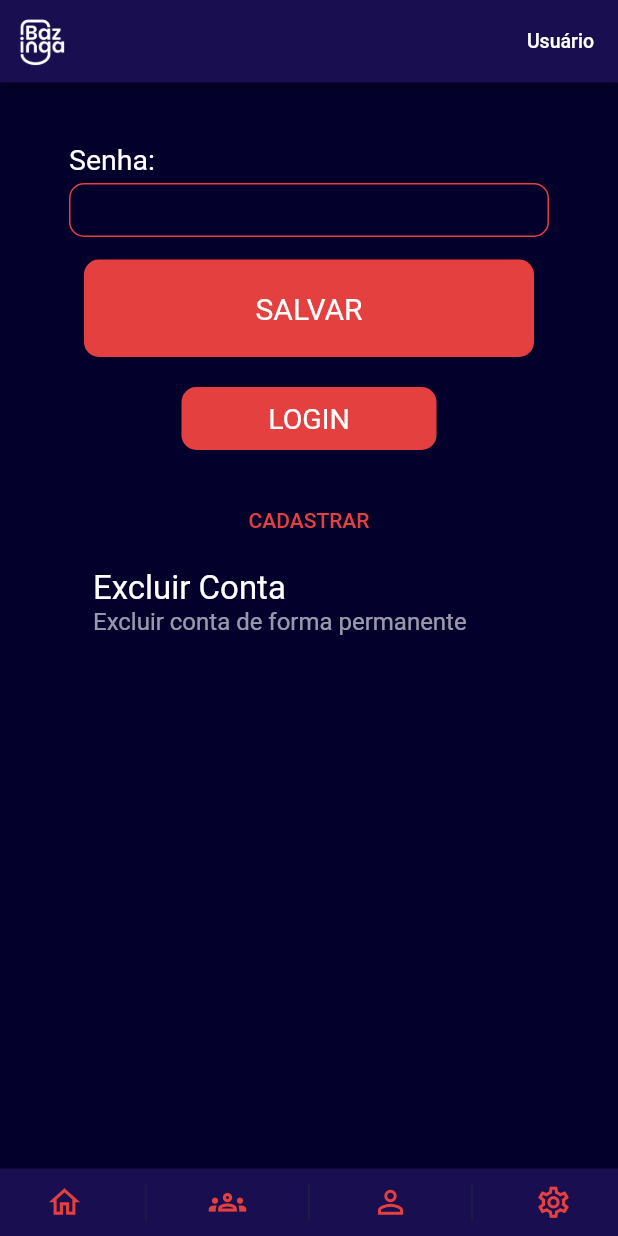
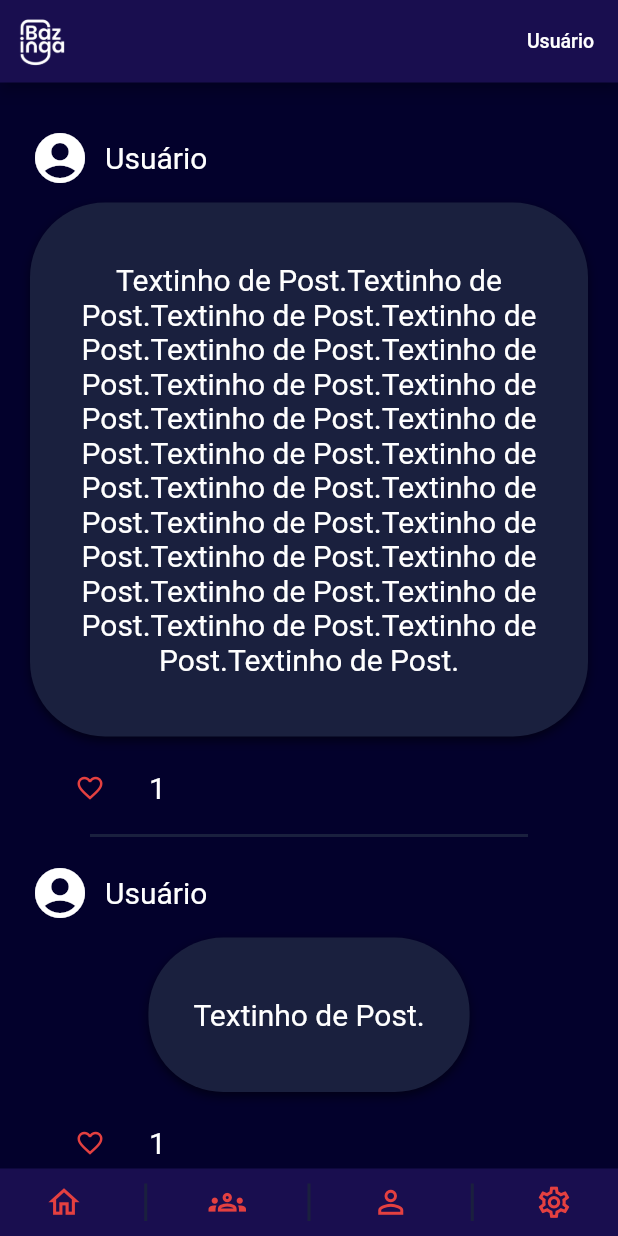
Before and after one commit to DaviNoronhaAlmeida/Bazinga, a Flutter app: the screen it shows after launch, after a tap on "LOGIN", on a phone screen of 412 x 824 dp. Run offline on Flutter 3.47's test engine with Material 2 defaults, Android fonts, the phone set to English and light mode, and no system bars; our stand-ins replace get.

Commit message:
feat: feed page

```diff
--- a/app/lib/main.dart
+++ b/app/lib/main.dart
@@ -1,5 +1,6 @@
 import 'package:app/view/screens/login_page.dart';
 import 'package:app/view/screens/register_page.dart';
+import 'package:app/view/screens/feed_page.dart';
 import 'package:app/view/screens/teste.dart';
 import 'package:flutter/material.dart';
 import 'package:get/get.dart';
@@ -25,6 +26,10 @@ class MyApp extends StatelessWidget {
           page: () => RegisterPage(),
         ),
         GetPage(
+          name: '/feed',
+          page: () => FeedPage(),
+        ),
+        GetPage(
           name: '/teste',
           page: () => TestPage(),
         ),
--- /dev/null
+++ b/app/lib/view/screens/feed_page.dart
@@ -0,0 +1,45 @@
+import 'package:app/view/widgets/custom_appbar.dart';
+import 'package:app/view/widgets/custom_navbar.dart';
+import 'package:app/view/widgets/custom_post.dart';
+import 'package:flutter/material.dart';
+import 'package:get/get.dart';
+import '../styles/app_colors.dart';
+
+class FeedPage extends StatelessWidget {
+  FeedPage({super.key});
+
+  final AppColors _appColors = Get.find();
+
+  @override
+  Widget build(BuildContext context) {
+    return Scaffold(
+      backgroundColor: _appColors.backgroundColor,
+      appBar: CustomAppBar(),
+      body: SingleChildScrollView(
+        padding: const EdgeInsets.all(20),
+        child: Column(
+          children: [
+            Container(
+              padding: const EdgeInsets.only(top: 10),
+              child: CustomPost(
+                  username: 'Usuário',
+                  postText:
+                      'Textinho de Post.Textinho de Post.Textinho de Post.Textinho de Post.Textinho de Post.Textinho de Post.Textinho de Post.Textinho de Post.Textinho de Post.Textinho de Post.Textinho de Post.Textinho de Post.Textinho de Post.Textinho de Post.Textinho de Post.Textinho de Post.Textinho de Post.Textinho de Post.Textinho de Post.Textinho de Post.Textinho de Post.Textinho de Post.Textinho de Post.',
+                  likes: 1),
+            ),
+            Padding(
+              padding: const EdgeInsets.symmetric(horizontal: 40),
+              child: Divider(color: _appColors.dividerColor, thickness: 2),
+            ),
+            Container(
+              padding: const EdgeInsets.only(top: 10),
+              child: CustomPost(
+                  username: 'Usuário', postText: 'Textinho de Post.', likes: 1),
+            ),
+          ],
+        ),
+      ),
+      bottomNavigationBar: CustomNavBar(),
+    );
+  }
+}
--- a/app/lib/view/screens/login_page.dart
+++ b/app/lib/view/screens/login_page.dart
@@ -45,7 +45,7 @@ class LoginPage extends StatelessWidget {
                   CustomSmallButton(
                     tittleBtn: 'LOGIN',
                     customMargin: 80,
-                    function: () => Get.toNamed('/teste'),
+                    function: () => Get.toNamed('/feed'),
                   ),
                   CustomTextButton(
                     tittle: 'CADASTRAR',
--- a/app/lib/view/styles/app_colors.dart
+++ b/app/lib/view/styles/app_colors.dart
@@ -10,6 +10,7 @@ class AppColors extends GetxController {
   static const darkBgPostsColor = Color.fromRGBO(26, 32, 62, 1);
   static const darkTextColor = Color.fromRGBO(255, 255, 255, 1);
   static const darkDescriptionColor = Color.fromRGBO(255, 255, 255, 0.6);
+  static const darkDivider = Color.fromRGBO(26, 32, 62, 1);
 
   static const lightBarColor = Color.fromRGBO(54, 54, 54, 1);
   static const lightBackgroundColor = Color.fromRGBO(245, 245, 245, 1);
@@ -22,6 +23,7 @@ class AppColors extends GetxController {
   dynamic bgPostsColor = darkBgPostsColor;
   dynamic textColor = darkTextColor;
   dynamic descriptionColor = darkDescriptionColor;
+  dynamic dividerColor = darkDivider;
 
   void change() {
     /* backgroundColor = const Color.fromRGBO(245, 245, 245, 1);
--- a/app/lib/view/widgets/custom_navbar.dart
+++ b/app/lib/view/widgets/custom_navbar.dart
@@ -26,7 +26,7 @@ class CustomNavBar extends StatelessWidget {
           ),
           Container(
             height: 25,
-            width: 1,
+            width: 2,
             decoration: BoxDecoration(
               color: _appColors.bgPostsColor,
             ),
@@ -41,7 +41,7 @@ class CustomNavBar extends StatelessWidget {
           ),
           Container(
             height: 25,
-            width: 1,
+            width: 2,
             decoration: BoxDecoration(
               color: _appColors.bgPostsColor,
             ),
@@ -56,7 +56,7 @@ class CustomNavBar extends StatelessWidget {
           ),
           Container(
             height: 25,
-            width: 1,
+            width: 2,
             decoration: BoxDecoration(
               color: _appColors.bgPostsColor,
             ),
--- /dev/null
+++ b/app/lib/view/widgets/custom_post.dart
@@ -0,0 +1,182 @@
+import 'package:flutter/material.dart';
+import 'package:get/get.dart';
+import '../styles/app_colors.dart';
+import 'package:app/view/widgets/custom_likingUser.dart';
+
+class CustomPost extends StatelessWidget {
+  final String username;
+  final String postText;
+  final int likes;
+
+  CustomPost(
+      {super.key,
+      required this.username,
+      required this.postText,
+      required this.likes});
+
+  final AppColors _appColors = Get.find();
+
+  @override
+  Widget build(BuildContext context) {
+    return Center(
+      child: Column(
+        children: [
+          // Nome de usuário e ícone
+          Row(
+            children: [
+              const Icon(
+                Icons.account_circle,
+                color: Colors.white,
+                size: 40,
+              ),
+              Padding(
+                padding: const EdgeInsets.only(left: 10),
+                child: RichText(
+                  text: TextSpan(
+                    text: username,
+                    style: TextStyle(
+                      fontWeight: FontWeight.w400,
+                      fontSize: 20,
+                      color: _appColors.textColor,
+                    ),
+                  ),
+                ),
+              ),
+            ],
+          ),
+
+          // Post
+          Padding(
+            padding: const EdgeInsets.only(top: 10),
+            child: Container(
+              decoration: BoxDecoration(
+                color: _appColors.bgPostsColor,
+                borderRadius: const BorderRadius.all(Radius.circular(50)),
+                boxShadow: [
+                  BoxShadow(
+                    color: const Color.fromARGB(255, 0, 0, 0).withOpacity(0.5),
+                    blurRadius: 5,
+                    offset: Offset(0, 3),
+                  ),
+                ],
+              ),
+              child: Padding(
+                padding:
+                    const EdgeInsets.symmetric(vertical: 40, horizontal: 30),
+                child: Text(
+                  postText,
+                  textAlign: TextAlign.center,
+                  style: TextStyle(
+                    fontWeight: FontWeight.w400,
+                    fontSize: 20,
+                    color: _appColors.textColor,
+                  ),
+                ),
+              ),
+            ),
+          ),
+
+          //Likes
+          Padding(
+            padding: const EdgeInsets.only(top: 10, left: 30),
+            child: Row(
+              children: [
+                IconButton(
+                  padding: EdgeInsets.zero,
+                  constraints: BoxConstraints.tight(const Size(20, 20)),
+                  iconSize: 20,
+                  icon: const Icon(Icons.favorite_border),
+                  color: _appColors.redColor,
+                  onPressed: () {},
+                ),
+                Padding(
+                  padding: const EdgeInsets.only(left: 10),
+                  child: SizedBox(
+                    width: 50,
+                    child: TextButton(
+                      style: TextButton.styleFrom(
+                          textStyle: const TextStyle(
+                              fontWeight: FontWeight.w400, fontSize: 20)),
+                      onPressed: () {
+                        showDialog(
+                          context: context,
+                          builder: (BuildContext context) {
+                            return Dialog(
+                              backgroundColor: _appColors.barColor,
+                              shape: RoundedRectangleBorder(
+                                borderRadius: BorderRadius.circular(30.0),
+                              ),
+                              child: Stack(
+                                children: [
+                                  SingleChildScrollView(
+                                    child: ConstrainedBox(
+                                      constraints: BoxConstraints(
+                                        minHeight: 0,
+                                        maxHeight:
+                                            MediaQuery.of(context).size.height *
+                                                0.8,
+                                        minWidth: 0,
+                                        maxWidth:
+                                            MediaQuery.of(context).size.width *
+                                                0.8,
+                                      ),
+                                      child: Padding(
+                                        padding: const EdgeInsets.all(30.0),
+                                        child: Column(
+                                          mainAxisSize: MainAxisSize.min,
+                                          crossAxisAlignment:
+                                              CrossAxisAlignment.stretch,
+                                          children: [
+                                            // Dentro do modal
+                                            LikingUser(
+                                                username: 'Usuário',
+                                                icon: 'Endereço do ícone'),
+                                            const SizedBox(height: 10),
+                                            LikingUser(
+                                                username: 'Usuário de novo',
+                                                icon: 'Endereço do ícone'),
+                                            const SizedBox(height: 10),
+                                            LikingUser(
+                                                username: 'Outro Usuário',
+                                                icon: 'Endereço do ícone'),
+                                          ],
+                                        ),
+                                      ),
+                                    ),
+                                  ),
+                                  Positioned(
+                                    top: 10.0,
+                                    right: 10.0,
+                                    child: GestureDetector(
+                                      onTap: () {
+                                        Navigator.of(context).pop();
+                                      },
+                                      child: Icon(
+                                        Icons.close,
+                                        color: _appColors.redColor,
+                                      ),
+                                    ),
+                                  ),
+                                ],
+                              ),
+                            );
+                          },
+                        );
+                      },
+                      child: Text(
+                        likes.toString(),
+                        overflow: TextOverflow.visible,
+                        style: TextStyle(color: _appColors.textColor),
+                        textAlign: TextAlign.left,
+                      ),
+                    ),
+                  ),
+                ),
+              ],
+            ),
+          ),
+        ],
+      ),
+    );
+  }
+}
```
Also changed, not shown: app/lib/view/widgets/custom_likingUser.dart (added, +66 -0 lines), app/flutter_01.png (added).
